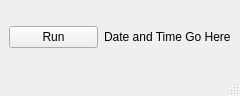
Before: the Qt Designer form eldoragui/EldoraMain.ui in NCAR/eldora_instrument, drawn with Qt 5.
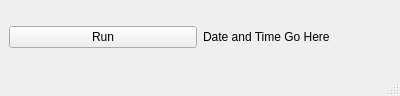
After: the same form once the commit is applied.

```diff
--- a/eldoragui/EldoraMain.ui
+++ b/eldoragui/EldoraMain.ui
@@ -5,7 +5,7 @@
    <rect>
     <x>0</x>
     <y>0</y>
-    <width>240</width>
+    <width>400</width>
     <height>96</height>
    </rect>
   </property>
@@ -13,14 +13,21 @@
    <string>Eldora Control</string>
   </property>
   <widget class="QWidget" name="centralwidget" >
-   <layout class="QHBoxLayout" >
+   <layout class="QGridLayout" >
     <property name="margin" >
      <number>9</number>
     </property>
     <property name="spacing" >
      <number>6</number>
     </property>
-    <item>
+    <item row="0" column="1" >
+     <widget class="QLabel" name="dateTimeLabel" >
+      <property name="text" >
+       <string>Date and Time Go Here</string>
+      </property>
+     </widget>
+    </item>
+    <item row="0" column="0" >
      <widget class="QPushButton" name="runButton" >
       <property name="text" >
        <string>Run</string>
@@ -30,13 +37,6 @@
       </property>
      </widget>
     </item>
-    <item>
-     <widget class="QLabel" name="dateTimeLabel" >
-      <property name="text" >
-       <string>Date and Time Go Here</string>
-      </property>
-     </widget>
-    </item>
    </layout>
   </widget>
   <widget class="QMenuBar" name="menubar" >
```
Left out of the diff: 2 changed lines with no effect on the pictures.
